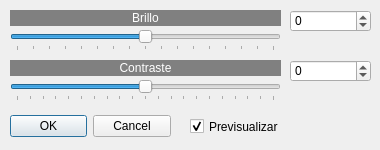
First picture: the form in brillocontraste.ui, repository Scandel6/fotopaint, before the edit.
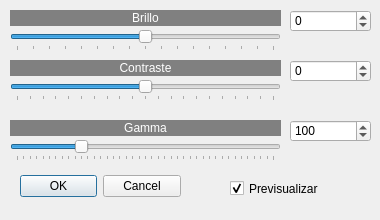
Second picture: the form after the edit. Icons and pictures are not drawn.

Commit message: Añadido gamma a brillo/contraste

What changed in the file:
```diff
--- a/brillocontraste.ui
+++ b/brillocontraste.ui
@@ -10,7 +10,7 @@
     <x>0</x>
     <y>0</y>
     <width>380</width>
-    <height>150</height>
+    <height>220</height>
    </rect>
   </property>
   <property name="sizePolicy">
@@ -22,13 +22,13 @@
   <property name="minimumSize">
    <size>
     <width>380</width>
-    <height>150</height>
+    <height>220</height>
    </size>
   </property>
   <property name="maximumSize">
    <size>
     <width>380</width>
-    <height>150</height>
+    <height>220</height>
    </size>
   </property>
   <property name="windowTitle">
@@ -41,8 +41,8 @@
   <widget class="QDialogButtonBox" name="buttonBox">
    <property name="geometry">
     <rect>
-     <x>10</x>
-     <y>110</y>
+     <x>20</x>
+     <y>170</y>
      <width>161</width>
      <height>32</height>
     </rect>
@@ -182,8 +182,8 @@
   <widget class="QCheckBox" name="checkBox">
    <property name="geometry">
     <rect>
-     <x>190</x>
-     <y>118</y>
+     <x>230</x>
+     <y>180</y>
      <width>101</width>
      <height>17</height>
     </rect>
@@ -195,6 +195,73 @@
     <bool>true</bool>
    </property>
   </widget>
+  <widget class="QSpinBox" name="spinBox_3">
+   <property name="geometry">
+    <rect>
+     <x>290</x>
+     <y>120</y>
+     <width>81</width>
+     <height>22</height>
+    </rect>
+   </property>
+   <property name="minimum">
+    <number>0</number>
+   </property>
+   <property name="maximum">
+    <number>400</number>
+   </property>
+   <property name="value">
+    <number>100</number>
+   </property>
+  </widget>
+  <widget class="QSlider" name="horizontalSlider_3">
+   <property name="geometry">
+    <rect>
+     <x>10</x>
+     <y>140</y>
+     <width>271</width>
+     <height>21</height>
+    </rect>
+   </property>
+   <property name="minimum">
+    <number>0</number>
+   </property>
+   <property name="maximum">
+    <number>400</number>
+   </property>
+   <property name="value">
+    <number>100</number>
+   </property>
+   <property name="orientation">
+    <enum>Qt::Orientation::Horizontal</enum>
+   </property>
+   <property name="tickPosition">
+    <enum>QSlider::TickPosition::TicksBelow</enum>
+   </property>
+   <property name="tickInterval">
+    <number>10</number>
+   </property>
+  </widget>
+  <widget class="QLabel" name="label_3">
+   <property name="geometry">
+    <rect>
+     <x>10</x>
+     <y>120</y>
+     <width>271</width>
+     <height>16</height>
+    </rect>
+   </property>
+   <property name="styleSheet">
+    <string notr="true">background-color: rgb(128, 128, 128);
+color: rgb(255, 255, 255);</string>
+   </property>
+   <property name="text">
+    <string>Gamma</string>
+   </property>
+   <property name="alignment">
+    <set>Qt::AlignmentFlag::AlignCenter</set>
+   </property>
+  </widget>
  </widget>
  <resources>
   <include location="recursos.qrc"/>
```
Left out of the diff: 2 changed lines with no effect on the pictures. The commit also changes 5 other files.
